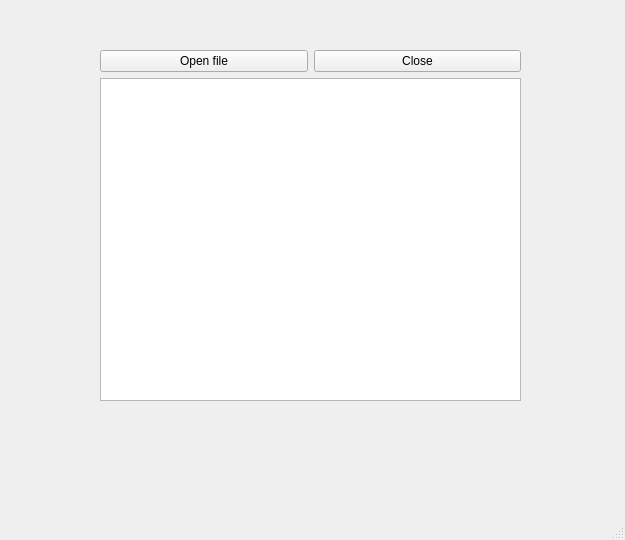
This is designer.ui in Muhammadsafarali/TextEditor as Qt 5 draws it before an edit. The edited form follows.
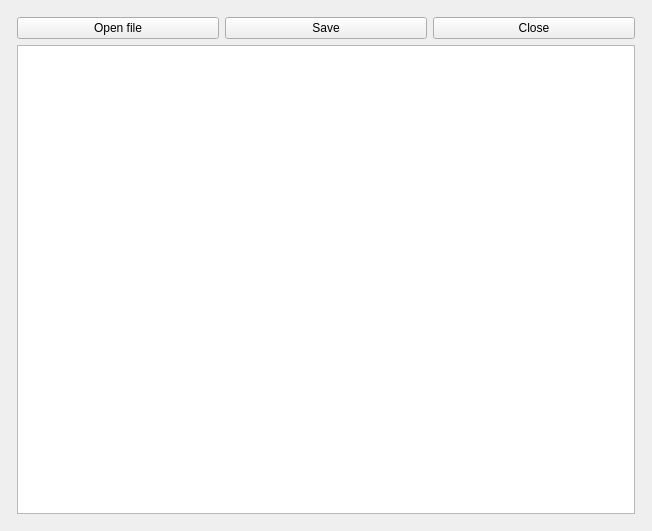
This is the edited form.

Patch:
```diff
--- a/designer.ui
+++ b/designer.ui
@@ -6,37 +6,27 @@
    <rect>
     <x>0</x>
     <y>0</y>
-    <width>625</width>
-    <height>540</height>
+    <width>652</width>
+    <height>531</height>
    </rect>
   </property>
   <property name="windowTitle">
    <string>MainWindow</string>
   </property>
   <widget class="QWidget" name="centralwidget">
-   <widget class="QWidget" name="verticalLayoutWidget">
-    <property name="geometry">
-     <rect>
-      <x>100</x>
-      <y>50</y>
-      <width>421</width>
-      <height>351</height>
-     </rect>
-    </property>
-    <layout class="QVBoxLayout" name="verticalLayout">
-     <item>
-      <layout class="QHBoxLayout" name="horizontalLayout_2">
-       <item>
-        <widget class="QPushButton" name="buttonOpen">
-         <property name="text">
-          <string>Open file</string>
-         </property>
-         <attribute name="buttonGroup">
-          <string notr="true">buttonGroup</string>
-         </attribute>
-        </widget>
-       </item>
-       <item>
+   <property name="enabled">
+    <bool>true</bool>
+   </property>
+   <property name="layoutDirection">
+    <enum>Qt::LeftToRight</enum>
+   </property>
+   <layout class="QGridLayout" name="gridLayout_2">
+    <item row="0" column="0">
+     <layout class="QGridLayout" name="gridLayout">
+      <property name="margin">
+       <number>8</number>
+      </property>
+      <item row="0" column="2">
         <widget class="QPushButton" name="buttonClose">
          <property name="text">
           <string>Close</string>
@@ -46,13 +36,36 @@
          </attribute>
         </widget>
        </item>
-      </layout>
-     </item>
-     <item>
-      <widget class="QTextEdit" name="editorWindow"/>
-     </item>
-    </layout>
-   </widget>
+      <item row="0" column="0">
+       <widget class="QPushButton" name="buttonOpen">
+        <property name="text">
+         <string>Open file</string>
+        </property>
+        <attribute name="buttonGroup">
+         <string notr="true">buttonGroup</string>
+        </attribute>
+       </widget>
+      </item>
+      <item row="2" column="0" colspan="3">
+       <widget class="QTextEdit" name="editorWindow">
+        <property name="sizePolicy">
+         <sizepolicy hsizetype="Preferred" vsizetype="Preferred">
+          <horstretch>0</horstretch>
+          <verstretch>0</verstretch>
+         </sizepolicy>
+        </property>
+       </widget>
+      </item>
+      <item row="0" column="1">
+       <widget class="QPushButton" name="btnSave">
+        <property name="text">
+         <string>Save</string>
+        </property>
+       </widget>
+      </item>
+     </layout>
+    </item>
+   </layout>
   </widget>
   <widget class="QMenuBar" name="menubar">
    <property name="geometry">
@@ -64,7 +77,6 @@
     </rect>
    </property>
   </widget>
-  <widget class="QStatusBar" name="statusbar"/>
  </widget>
  <resources/>
  <connections>
```
Left out of the diff: 2 changed lines with no effect on the pictures. Lines whose indentation alone changed are shown as unchanged.
